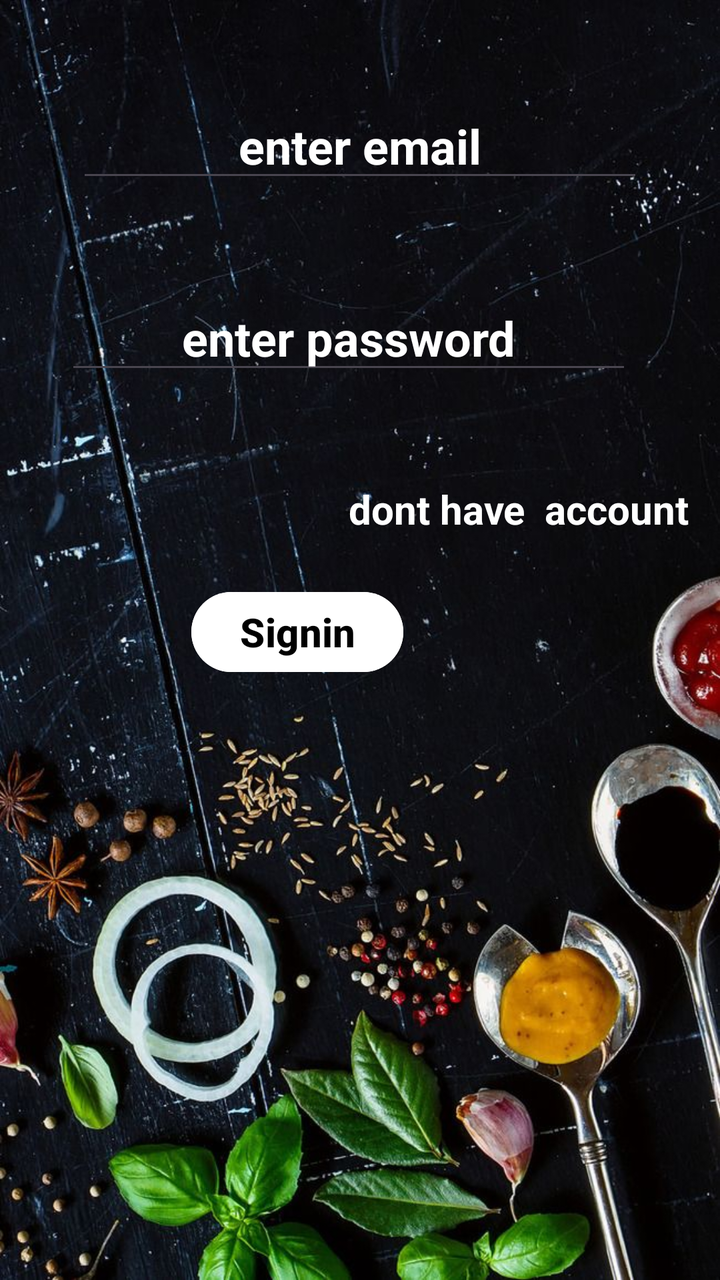
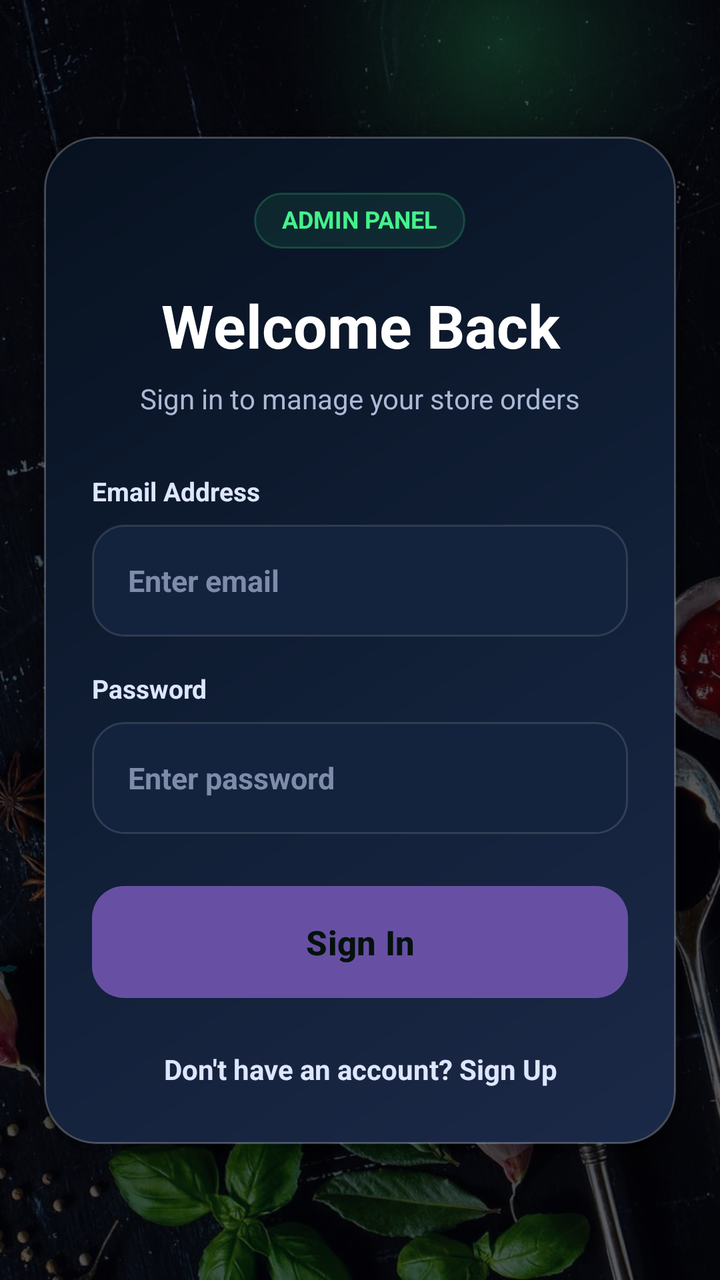

Compare the two renders of this Android layout. The source of the first and the diff that turns it into the second are given below.
<!-- AndroidManifest.xml: application theme Theme.AdminBlinkit -->
<!-- res/layout/activity_signin.xml -->
<?xml version="1.0" encoding="utf-8"?>
<androidx.constraintlayout.widget.ConstraintLayout xmlns:android="http://schemas.android.com/apk/res/android"
    xmlns:app="http://schemas.android.com/apk/res-auto"
    xmlns:tools="http://schemas.android.com/tools"
    android:id="@+id/main2"
    android:layout_width="match_parent"
    android:layout_height="match_parent"
    android:background="@drawable/signin3"
    tools:context=".Authentication.Signin">


    <EditText
        android:id="@+id/enemail2"
        android:layout_width="wrap_content"
        android:layout_height="wrap_content"
        android:ems="10"
        android:hint="enter email"
        android:textColorHint="@color/white"
        android:textStyle="bold"
        android:gravity="center"
        android:inputType="textEmailAddress"
        android:textSize="24sp"
        app:layout_constraintBottom_toTopOf="@+id/enpass2"
        app:layout_constraintEnd_toEndOf="parent"
        app:layout_constraintStart_toStartOf="parent"
        app:layout_constraintTop_toTopOf="parent" />

    <EditText
        android:id="@+id/enpass2"
        android:layout_width="wrap_content"
        android:layout_height="wrap_content"
        android:layout_marginBottom="100dp"
        android:textColorHint="@color/white"
        android:textStyle="bold"
        android:gravity="center"
        android:ems="10"
        android:hint="enter password"
        android:inputType="textPassword"
        android:textSize="24sp"
        app:layout_constraintBottom_toTopOf="@+id/signin"
        app:layout_constraintEnd_toEndOf="parent"
        app:layout_constraintHorizontal_bias="0.428"
        app:layout_constraintStart_toStartOf="parent" />

    <com.airbnb.lottie.LottieAnimationView
        android:id="@+id/admin2"
        android:layout_width="match_parent"
        android:layout_height="400dp"
        android:layout_marginTop="140dp"
        android:contentDescription="Signup Animation"
        android:visibility="gone"
        app:layout_constraintEnd_toEndOf="parent"
        app:layout_constraintHorizontal_bias="0.0"
        app:layout_constraintStart_toStartOf="parent"
        app:layout_constraintTop_toTopOf="parent"
        app:lottie_autoPlay="true"
        app:lottie_loop="true"
        app:lottie_rawRes="@raw/load" />

    <TextView
        android:id="@+id/dontaccount"
        android:layout_width="wrap_content"
        android:layout_height="wrap_content"
        android:layout_marginBottom="24dp"
        android:text="dont have  account "
        android:textSize="20sp"
        android:textColor="@color/white"
        android:textStyle="bold"
        app:layout_constraintBottom_toTopOf="@+id/signin"
        app:layout_constraintEnd_toEndOf="parent"
        app:layout_constraintHorizontal_bias="0.944"
        app:layout_constraintStart_toStartOf="parent" />

    <Button
        android:id="@+id/signin"
        android:layout_width="wrap_content"
        android:layout_height="wrap_content"
        android:layout_marginBottom="300dp"
        android:backgroundTint="@color/white"
        android:text="Signin"
        android:textStyle="bold"
        android:textSize="20sp"

        android:textColor="@color/black"
        app:layout_constraintBottom_toBottomOf="parent"
        app:layout_constraintEnd_toEndOf="parent"
        app:layout_constraintHorizontal_bias="0.377"
        app:layout_constraintStart_toStartOf="parent" />

</androidx.constraintlayout.widget.ConstraintLayout>
<!-- resources referenced by this layout -->
<resources>
  <color name="black">#FF000000</color>
  <color name="white">#FFFFFFFF</color>
  <!-- drawable signin3: jpg bitmap (drawable, 129875 bytes) -->
  <style name="Theme.AdminBlinkit" parent="Base.Theme.AdminBlinkit" />
  <style name="Base.Theme.AdminBlinkit" parent="Theme.Material3.DayNight.NoActionBar">
          
          <item name="itemIconTint">@null</item>
          <item name="itemTextColor">@null</item>
      </style>
</resources>

<!-- the commit's change to res/layout/activity_signin.xml (unified diff, before → after) -->
@@ -1,5 +1,6 @@
 <?xml version="1.0" encoding="utf-8"?>
-<androidx.constraintlayout.widget.ConstraintLayout xmlns:android="http://schemas.android.com/apk/res/android"
+<androidx.constraintlayout.widget.ConstraintLayout
+    xmlns:android="http://schemas.android.com/apk/res/android"
     xmlns:app="http://schemas.android.com/apk/res-auto"
     xmlns:tools="http://schemas.android.com/tools"
     android:id="@+id/main2"
@@ -8,83 +9,192 @@
     android:background="@drawable/signin3"
     tools:context=".Authentication.Signin">
 
-
-    <EditText
-        android:id="@+id/enemail2"
-        android:layout_width="wrap_content"
-        android:layout_height="wrap_content"
-        android:ems="10"
-        android:hint="enter email"
-        android:textColorHint="@color/white"
-        android:textStyle="bold"
-        android:gravity="center"
-        android:inputType="textEmailAddress"
-        android:textSize="24sp"
-        app:layout_constraintBottom_toTopOf="@+id/enpass2"
+    
+    <View
+        android:id="@+id/overlay"
+        android:layout_width="0dp"
+        android:layout_height="0dp"
+        android:background="#A602040A"
+        app:layout_constraintBottom_toBottomOf="parent"
         app:layout_constraintEnd_toEndOf="parent"
         app:layout_constraintStart_toStartOf="parent"
         app:layout_constraintTop_toTopOf="parent" />
 
-    <EditText
-        android:id="@+id/enpass2"
-        android:layout_width="wrap_content"
-        android:layout_height="wrap_content"
-        android:layout_marginBottom="100dp"
-        android:textColorHint="@color/white"
-        android:textStyle="bold"
-        android:gravity="center"
-        android:ems="10"
-        android:hint="enter password"
-        android:inputType="textPassword"
-        android:textSize="24sp"
-        app:layout_constraintBottom_toTopOf="@+id/signin"
-        app:layout_constraintEnd_toEndOf="parent"
-        app:layout_constraintHorizontal_bias="0.428"
-        app:layout_constraintStart_toStartOf="parent" />
-
+    
+    <View
+        android:id="@+id/topGlow"
+        android:layout_width="220dp"
+        android:layout_height="220dp"
+        android:layout_marginTop="-90dp"
+        android:background="@drawable/bg_soft_glow"
+        android:alpha="0.55"
+        app:layout_constraintEnd_toEndOf="parent"
+        app:layout_constraintTop_toTopOf="parent" />
+
+    
     <com.airbnb.lottie.LottieAnimationView
         android:id="@+id/admin2"
-        android:layout_width="match_parent"
-        android:layout_height="400dp"
-        android:layout_marginTop="140dp"
-        android:contentDescription="Signup Animation"
+        android:layout_width="260dp"
+        android:layout_height="260dp"
+        android:contentDescription="Signin Loading Animation"
         android:visibility="gone"
-        app:layout_constraintEnd_toEndOf="parent"
-        app:layout_constraintHorizontal_bias="0.0"
+        app:layout_constraintBottom_toBottomOf="parent"
+        app:layout_constraintEnd_toEndOf="parent"
         app:layout_constraintStart_toStartOf="parent"
         app:layout_constraintTop_toTopOf="parent"
         app:lottie_autoPlay="true"
         app:lottie_loop="true"
         app:lottie_rawRes="@raw/load" />
 
-    <TextView
-        android:id="@+id/dontaccount"
-        android:layout_width="wrap_content"
+    
+    <com.google.android.material.card.MaterialCardView
+        android:id="@+id/loginCard"
+        android:layout_width="0dp"
         android:layout_height="wrap_content"
-        android:layout_marginBottom="24dp"
-        android:text="dont have  account "
-        android:textSize="20sp"
-        android:textColor="@color/white"
-        android:textStyle="bold"
-        app:layout_constraintBottom_toTopOf="@+id/signin"
-        app:layout_constraintEnd_toEndOf="parent"
-        app:layout_constraintHorizontal_bias="0.944"
-        app:layout_constraintStart_toStartOf="parent" />
-
-    <Button
-        android:id="@+id/signin"
-        android:layout_width="wrap_content"
-        android:layout_height="wrap_content"
-        android:layout_marginBottom="300dp"
-        android:backgroundTint="@color/white"
-        android:text="Signin"
-        android:textStyle="bold"
-        android:textSize="20sp"
-
-        android:textColor="@color/black"
+        android:layout_marginStart="22dp"
+        android:layout_marginEnd="22dp"
+        app:cardBackgroundColor="@android:color/transparent"
+        app:cardCornerRadius="26dp"
+        app:cardElevation="14dp"
+        app:strokeColor="#22FFFFFF"
+        app:strokeWidth="1dp"
         app:layout_constraintBottom_toBottomOf="parent"
         app:layout_constraintEnd_toEndOf="parent"
-        app:layout_constraintHorizontal_bias="0.377"
-        app:layout_constraintStart_toStartOf="parent" />
+        app:layout_constraintStart_toStartOf="parent"
+        app:layout_constraintTop_toTopOf="parent">
+
+        <LinearLayout
+            android:layout_width="match_parent"
+            android:layout_height="wrap_content"
+            android:background="@drawable/bg_login_card_premium"
+            android:orientation="vertical"
+            android:paddingStart="24dp"
+            android:paddingTop="28dp"
+            android:paddingEnd="24dp"
+            android:paddingBottom="24dp">
+
+            
+            <TextView
+                android:id="@+id/adminTag"
+                android:layout_width="wrap_content"
+                android:layout_height="wrap_content"
+                android:layout_gravity="center_horizontal"
+                android:background="@drawable/bg_auth_tag"
+                android:includeFontPadding="false"
+                android:paddingHorizontal="14dp"
+                android:paddingVertical="7dp"
+                android:text="ADMIN PANEL"
+                android:textColor="#44F28C"
+                android:textSize="12sp"
+                android:textStyle="bold" />
+
+            
+            <TextView
+                android:id="@+id/titleSignin"
+                android:layout_width="match_parent"
+                android:layout_height="wrap_content"
+                android:layout_marginTop="18dp"
+                android:text="Welcome Back"
+                android:textAlignment="center"
+                android:textColor="@android:color/white"
+                android:textSize="30sp"
+                android:textStyle="bold" />
+
+            <TextView
+                android:id="@+id/subtitleSignin"
+                android:layout_width="match_parent"
+                android:layout_height="wrap_content"
+                android:layout_marginTop="7dp"
+                android:text="Sign in to manage your store orders"
+                android:textAlignment="center"
+                android:textColor="#AEB9D6"
+                android:textSize="14sp" />
+
+            
+            <TextView
+                android:layout_width="match_parent"
+                android:layout_height="wrap_content"
+                android:layout_marginTop="28dp"
+                android:text="Email Address"
+                android:textColor="#DDE6FF"
+                android:textSize="13sp"
+                android:textStyle="bold" />
+
+            
+            <EditText
+                android:id="@+id/enemail2"
+                android:layout_width="match_parent"
+                android:layout_height="56dp"
+                android:layout_marginTop="8dp"
+                android:background="@drawable/bg_input_field_premium"
+                android:gravity="center_vertical"
+                android:hint="Enter email"
+                android:inputType="textEmailAddress"
+                android:paddingStart="18dp"
+                android:paddingEnd="18dp"
+                android:singleLine="true"
+                android:textColor="@android:color/white"
+                android:textColorHint="#7F8BAA"
+                android:textSize="15sp"
+                android:textStyle="bold" />
+
+            
+            <TextView
+                android:layout_width="match_parent"
+                android:layout_height="wrap_content"
+                android:layout_marginTop="17dp"
+                android:text="Password"
+                android:textColor="#DDE6FF"
+                android:textSize="13sp"
+                android:textStyle="bold" />
+
+            
+            <EditText
+                android:id="@+id/enpass2"
+                android:layout_width="match_parent"
+                android:layout_height="56dp"
+                android:layout_marginTop="8dp"
+                android:background="@drawable/bg_input_field_premium"
+                android:gravity="center_vertical"
+                android:hint="Enter password"
+                android:inputType="textPassword"
+                android:paddingStart="18dp"
+                android:paddingEnd="18dp"
+                android:singleLine="true"
+                android:textColor="@android:color/white"
+                android:textColorHint="#7F8BAA"
+                android:textSize="15sp"
+                android:textStyle="bold" />
+
+            
+            <Button
+                android:id="@+id/signin"
+                android:layout_width="match_parent"
+                android:layout_height="56dp"
+                android:layout_marginTop="26dp"
+                android:background="@drawable/bg_signin_button_premium"
+                android:elevation="6dp"
+                android:text="Sign In"
+                android:textAllCaps="false"
+                android:textColor="#04120B"
+                android:textSize="17sp"
+                android:textStyle="bold" />
+
+            
+            <TextView
+                android:id="@+id/dontaccount"
+                android:layout_width="match_parent"
+                android:layout_height="wrap_content"
+                android:layout_marginTop="22dp"
+                android:gravity="center"
+                android:padding="4dp"
+                android:text="Don't have an account? Sign Up"
+                android:textColor="#DDE6FF"
+                android:textSize="14sp"
+                android:textStyle="bold" />
+
+        </LinearLayout>
+
+    </com.google.android.material.card.MaterialCardView>
 
 </androidx.constraintlayout.widget.ConstraintLayout>
<!-- resource entries referenced after the edit -->
@@ -1,7 +1,98 @@
 <!-- resources referenced by this layout -->
 <resources>
-  <color name="black">#FF000000</color>
-  <color name="white">#FFFFFFFF</color>
+  <!-- drawable bg_auth_tag (drawable) -->
+  <?xml version="1.0" encoding="utf-8"?>
+  <shape xmlns:android="http://schemas.android.com/apk/res/android">
+  
+      <solid android:color="#1544F28C" />
+  
+      <corners android:radius="50dp" />
+  
+      <stroke
+          android:width="1dp"
+          android:color="#3344F28C" />
+  
+  </shape>
+  <!-- drawable bg_input_field_premium (drawable) -->
+  <?xml version="1.0" encoding="utf-8"?>
+  <selector xmlns:android="http://schemas.android.com/apk/res/android">
+  
+      <item android:state_focused="true">
+          <shape>
+              <solid android:color="#1D2F4F" />
+              <corners android:radius="16dp" />
+              <stroke
+                  android:width="1.5dp"
+                  android:color="#44F28C" />
+          </shape>
+      </item>
+  
+      <item>
+          <shape>
+              <solid android:color="#14233D" />
+              <corners android:radius="16dp" />
+              <stroke
+                  android:width="1dp"
+                  android:color="#20FFFFFF" />
+          </shape>
+      </item>
+  
+  </selector>
+  <!-- drawable bg_login_card_premium (drawable) -->
+  <?xml version="1.0" encoding="utf-8"?>
+  <shape xmlns:android="http://schemas.android.com/apk/res/android">
+  
+      <gradient
+          android:angle="135"
+          android:startColor="#1B2948"
+          android:centerColor="#101E35"
+          android:endColor="#07111F" />
+  
+      <corners android:radius="26dp" />
+  
+      <stroke
+          android:width="1dp"
+          android:color="#22FFFFFF" />
+  
+  </shape>
+  <!-- drawable bg_signin_button_premium (drawable) -->
+  <?xml version="1.0" encoding="utf-8"?>
+  <selector xmlns:android="http://schemas.android.com/apk/res/android">
+  
+      <item android:state_pressed="true">
+          <shape>
+              <gradient
+                  android:angle="0"
+                  android:startColor="#2BD977"
+                  android:endColor="#18B864" />
+              <corners android:radius="16dp" />
+          </shape>
+      </item>
+  
+      <item>
+          <shape>
+              <gradient
+                  android:angle="0"
+                  android:startColor="#44F28C"
+                  android:endColor="#25D366" />
+              <corners android:radius="16dp" />
+          </shape>
+      </item>
+  
+  </selector>
+  <!-- drawable bg_soft_glow (drawable) -->
+  <?xml version="1.0" encoding="utf-8"?>
+  <shape xmlns:android="http://schemas.android.com/apk/res/android"
+      android:shape="oval">
+  
+      <gradient
+          android:type="radial"
+          android:gradientRadius="110dp"
+          android:startColor="#5544F28C"
+          android:centerColor="#2244F28C"
+          android:endColor="#0044F28C" />
+  
+  </shape>
   <!-- drawable signin3: jpg bitmap (drawable, 129875 bytes) -->
   <style name="Theme.AdminBlinkit" parent="Base.Theme.AdminBlinkit" />
   <style name="Base.Theme.AdminBlinkit" parent="Theme.Material3.DayNight.NoActionBar">
